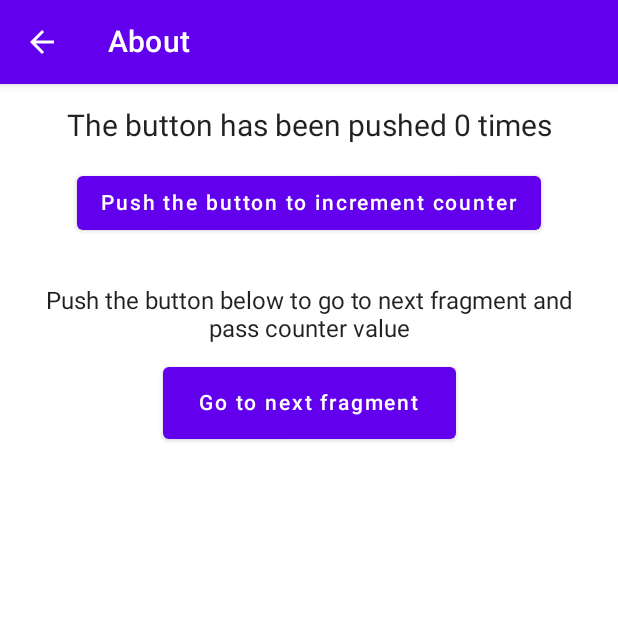
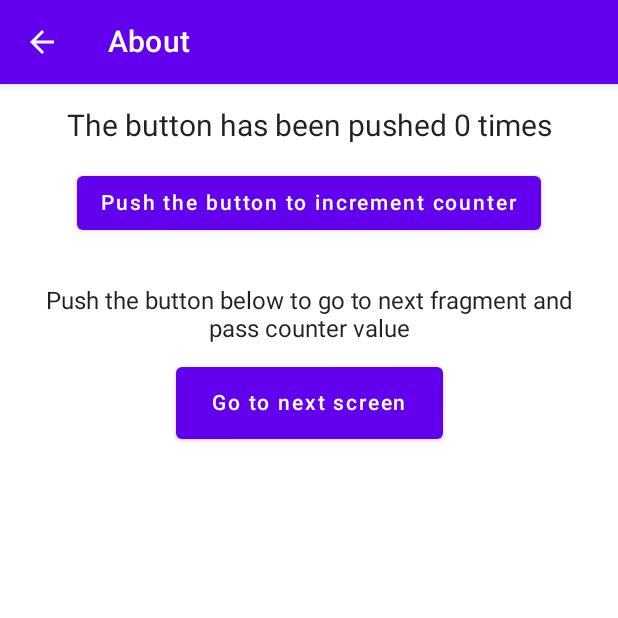
Before and after one commit to krzychudz/android-jetpack-compose-Interoperability, an Android app built with Jetpack Compose: the AboutScreen screen opened through its navigation route, on a phone screen of 412 x 824 dp, the top half of it. Run offline under Robolectric (Android 15) with nearby library versions, the phone set to English and light mode, and no system bars.

Commit message:
Move hardcoded resources to dimens file

```diff
--- a/common-data/src/main/java/com/example/common_data/routes/Routes.kt
+++ b/common-data/src/main/java/com/example/common_data/routes/Routes.kt
@@ -3,6 +3,7 @@ package com.example.common_data.routes
 object Routes {
     const val Settings = "/settings"
     const val About = "/settings/about"
+    const val AboutCounter = "/settings/about/counter/{counter_value}"
     const val TermsAndConditions = "/settings/terms"
     const val GoBack = "back"
 }
--- a/common-data/src/main/res/values/strings.xml
+++ b/common-data/src/main/res/values/strings.xml
@@ -28,4 +28,9 @@
     <string name="settings_second_section_header">Second Section</string>
     <string name="settings_third_section_header">Third Section</string>
     <string name="settings_terms_and_conditions">Terms And Conditions</string>
+
+    <string name="about_counter_state">The button has been pushed %1$s times</string>
+    <string name="about_button_state_label">Push the button to increment counter</string>
+    <string name="about_fragment_info">Push the button below to go to next fragment and pass counter value</string>
+    <string name="about_fragment_button">Go to next screen</string>
 </resources>
--- a/feature-settings/src/main/java/com/example/feature_settings/ui/about/AboutScreen.kt
+++ b/feature-settings/src/main/java/com/example/feature_settings/ui/about/AboutScreen.kt
@@ -12,6 +12,7 @@ import androidx.compose.ui.text.style.TextAlign
 import androidx.compose.ui.unit.dp
 import androidx.compose.ui.unit.sp
 import com.example.common_data.R
+import com.example.common_data.routes.Routes
 import com.example.ui_composables.composables.screen.AppBarScaffold
 
 @Composable
@@ -40,23 +41,23 @@ fun AboutScreenContent(navigateTo: (routeName: String) -> Unit) {
         ButtonCounterSection(counterValue = counterState, onClick = { counterState++ })
         Spacer(modifier = Modifier.height(16.dp))
         NextFragmentSection {
-           // TODO navigateTo
+           navigateTo(Routes.AboutCounter)
         }
     }
 }
 
 @Composable
 fun ButtonCounterSection(counterValue: Int, onClick: () -> Unit) {
-    Text(text = "The button has been pushed $counterValue times", fontSize = 20.sp)
+    Text(text = stringResource(id = R.string.about_counter_state, counterValue.toString()), fontSize = 20.sp)
     Button(modifier = Modifier.padding(16.dp), onClick = onClick) {
-        Text(text = "Push the button to increment counter")
+        Text(text = stringResource(id = R.string.about_button_state_label))
     }
 }
 
 @Composable
 fun NextFragmentSection(onNavigateClick: () -> Unit) {
-    Text(text = "Push the button below to go to next fragment and pass counter value", textAlign = TextAlign.Center)
+    Text(text = stringResource(id = R.string.about_fragment_info), textAlign = TextAlign.Center)
     Button(modifier = Modifier.padding(16.dp), onClick = onNavigateClick) {
-        Text(modifier = Modifier.padding(8.dp), text = "Go to next fragment")
+        Text(modifier = Modifier.padding(8.dp), text = stringResource(id = R.string.about_fragment_button))
     }
 }
```
